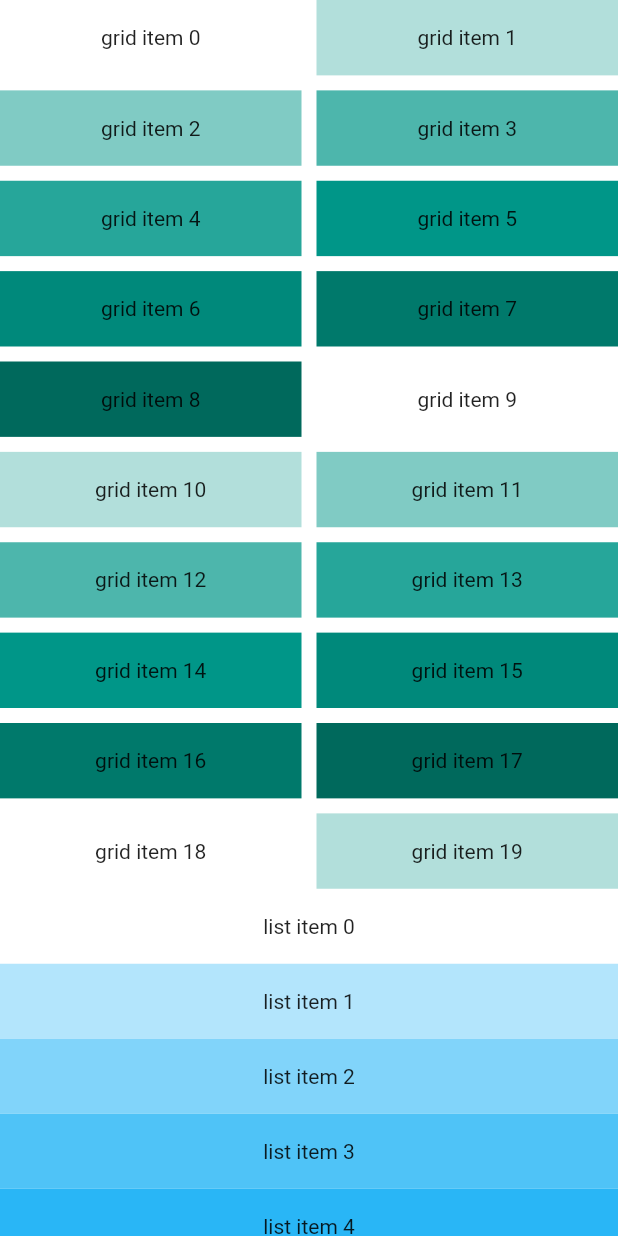
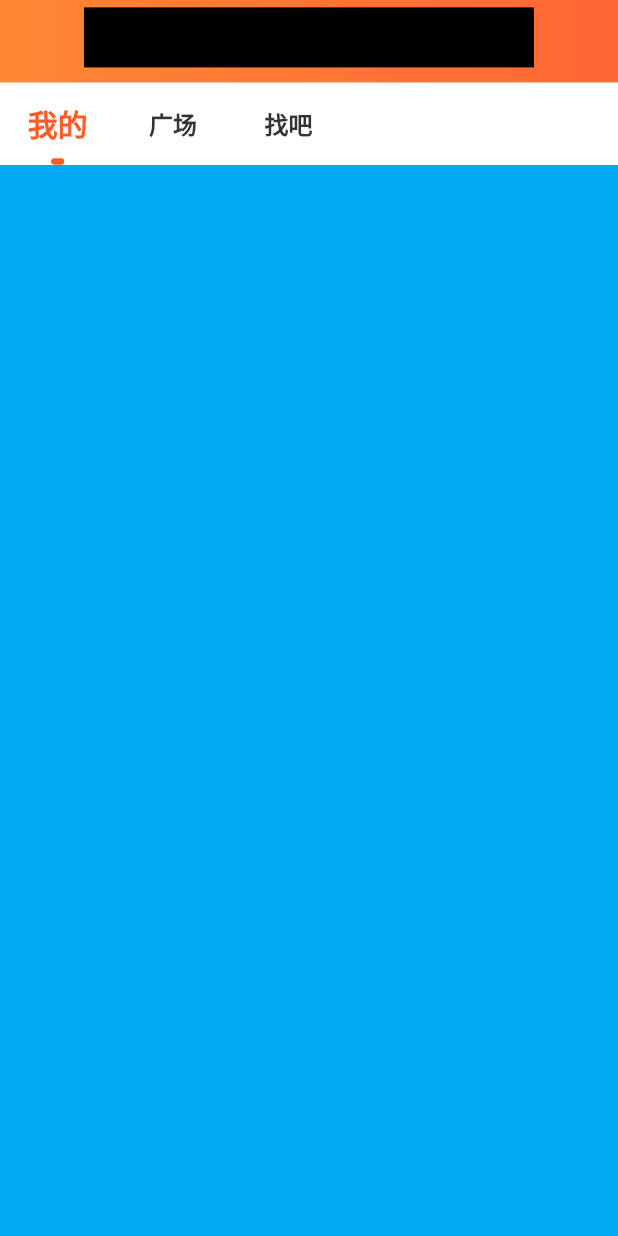
Before and after one commit to yukilzw/dy_flutter, a Flutter app: the FishBarPage screen opened directly, on a phone screen of 412 x 824 dp. Run offline on Flutter 3.47's test engine with Material 2 defaults, Android fonts, the phone set to English and light mode, and no system bars; our stand-ins replace bloc, cached_network_image, chewie, dio, flutter_bloc, flutter_screenutil and 7 more; missing offline and left inert: dio_http_cache, flutter_webview_plugin; accounts and stored records are empty; network calls fail; statements that could not run were skipped.

Commit message:
fishbar gesture

```diff
--- a/lib/base.dart
+++ b/lib/base.dart
@@ -206,7 +206,7 @@ class NoSplash extends InteractiveInkFeature {
 }
 
 // 去除安卓滚动视图水波纹
-class DyBehavior extends ScrollBehavior{
+class DyBehavior extends ScrollBehavior {
   @override
   Widget buildViewportChrome(BuildContext context, Widget child, AxisDirection axisDirection) {
     if (Platform.isAndroid || Platform.isFuchsia) {
--- a/lib/dy_index/fishbar/index.dart
+++ b/lib/dy_index/fishbar/index.dart
@@ -1,47 +1,181 @@
 /**
  * @discripe: 鱼吧
  */
+import 'dart:ui';
+
 import 'package:flutter/material.dart';
-import 'package:fluttertoast/fluttertoast.dart';
+import 'package:flutter/services.dart';
 
 import '../../base.dart';
 
-class FishBarPage extends StatelessWidget {
+class FishBarPage extends StatefulWidget {
+  @override
+  _FishBarPage createState() => _FishBarPage();
+}
+
+class _FishBarPage extends State<FishBarPage> with DYBase, SingleTickerProviderStateMixin {
+  double statusBarHight = MediaQueryData.fromWindow(window).padding.top;
+  int _navActIndex = 0;
+  // PageController _pageController = PageController();
+  List<String> _navList = ['我的', '广场', '找吧'];
+  bool isDone = false;
+  AnimationController controller;
+  Animation<double> animationGiftNum_1;
+
+  @override
+  void initState() {
+    super.initState();
+    SystemChrome.setSystemUIOverlayStyle(SystemUiOverlayStyle(
+      statusBarIconBrightness: Brightness.light,
+    ));
+  }
+
+  List<Widget> _nav() {
+    return _navList.asMap().map((i, name) {
+      return MapEntry(i, GestureDetector(
+        onTap: () => setState(() {
+          _navActIndex = i;
+        }),
+        child: Container(
+          width: dp(70),
+          height: dp(50),
+          color: Colors.transparent,
+          child: Stack(
+            children: <Widget>[
+              Center(
+                child: Text(
+                  name,
+                  style: TextStyle(
+                    fontSize: _navActIndex == i ? 20 : 16,
+                    fontWeight: FontWeight.bold,
+                    color: _navActIndex == i ? DYBase.defaultColor : Color(0xff333333)
+                  ),
+                ),
+              ),
+              _navActIndex == i ? Positioned(
+                bottom: 0,
+                left: dp(35.0 - 4),
+                child: Container(
+                  width: dp(8),
+                  height: dp(4),
+                  decoration: BoxDecoration(
+                    color: DYBase.defaultColor,
+                    borderRadius: BorderRadius.all(
+                      Radius.circular(dp(2)),
+                    ),
+                  ),
+                ),
+              ) : SizedBox(),
+            ],
+          ),
+        ),
+      ),);
+    }).values.toList();
+  }
+
+  Widget _view() {
+    var color;
+    switch (_navActIndex) {
+      case 0:
+        color = Colors.lightBlue;
+        break;
+      case 1:
+        color = Colors.lightGreen;
+        break;
+      case 2:
+        color = Colors.pink;
+        break;
+    }
+    return Container(
+      height: 900,
+      color: color,
+    );
+  }
+
+  void _onVerticalDragUpdate(DragUpdateDetails details) {
+
+    if (details.delta.dy >= 1.0) {
+      print('down');
+    } else if (details.delta.dy <= -1.0 && !isDone) {
+      print('up');
+      isDone = true;
+
+      controller = AnimationController(
+        duration: Duration(milliseconds: 180),
+        vsync: this
+      );
+
+      animationGiftNum_1 = Tween(
+        begin: statusBarHight + dp(50), end: statusBarHight,
+      ).animate(
+        CurvedAnimation(
+          parent: controller,
+          curve: Curves.easeInOut,
+        )
+      );
+      controller.addListener(() {
+        if (mounted)
+        setState(() {});
+      });
+
+      controller.forward();
+    }
+  }
+
   @override
   Widget build(BuildContext context) {
-    return ScrollConfiguration(
-      behavior: DyBehavior(),
-      child: CustomScrollView(
-        slivers: <Widget>[
-          SliverGrid(
-            gridDelegate: SliverGridDelegateWithMaxCrossAxisExtent(
-              maxCrossAxisExtent: 200.0,
-              mainAxisSpacing: 10.0,
-              crossAxisSpacing: 10.0,
-              childAspectRatio: 4.0,
+    return Scaffold(
+      body: GestureDetector(
+        onVerticalDragUpdate: _onVerticalDragUpdate,
+        child: Column(
+          children: <Widget>[
+            Container(
+              height: animationGiftNum_1 == null ? statusBarHight + dp(50) : animationGiftNum_1.value,
+              width: MediaQuery.of(context).size.width,
+              decoration: BoxDecoration(
+                gradient: LinearGradient(
+                  colors: <Color>[
+                    Color(0xffff8633),
+                    Color(0xffff6634),
+                  ],
+                ),
+              ),
+              child: Stack(
+                alignment: AlignmentDirectional.center,
+                children: <Widget>[
+                  Positioned(
+                    bottom: 10,
+                    child: Container(
+                      width: 300,
+                      height: 40,
+                      color: Colors.black,
+                    ),
+                  )
+                ],
+              ),
             ),
-            delegate: SliverChildBuilderDelegate((BuildContext context, int index) {
-                return Container(
-                  alignment: Alignment.center,
-                  color: Colors.teal[100 * (index % 9)],
-                  child: Text('grid item $index'),
-                );
-              },
-              childCount: 20,
+            Container(
+              color: Colors.transparent,
+              child: Row(
+                children: _nav(),
+              ),
             ),
-          ),
-          SliverFixedExtentList(
-            itemExtent: 50.0,
-            delegate: SliverChildBuilderDelegate((BuildContext context, int index) {
-                return Container(
-                  alignment: Alignment.center,
-                  color: Colors.lightBlue[100 * (index % 9)],
-                  child: Text('list item $index'),
-                );
-              },
+            Expanded(
+              flex: 1,
+              child: ScrollConfiguration(
+                behavior: DyBehavior(),
+                child: ListView(
+                  key: ObjectKey(_navActIndex),
+                  padding: EdgeInsets.all(0),
+                  physics: BouncingScrollPhysics(),
+                  children: [
+                    _view(),
+                  ],
+                ),
+              ),
             ),
-          ),
-        ],
+          ],
+        ),
       ),
     );
   }
```
Also changed, not shown: images/bar-chat.webp (added), images/bar-clock.webp (added), images/bar-star-act.webp (added), images/bar-star.webp (added), images/head-chat.webp (added), images/head-game.webp (added), images/head-history.webp (added).
